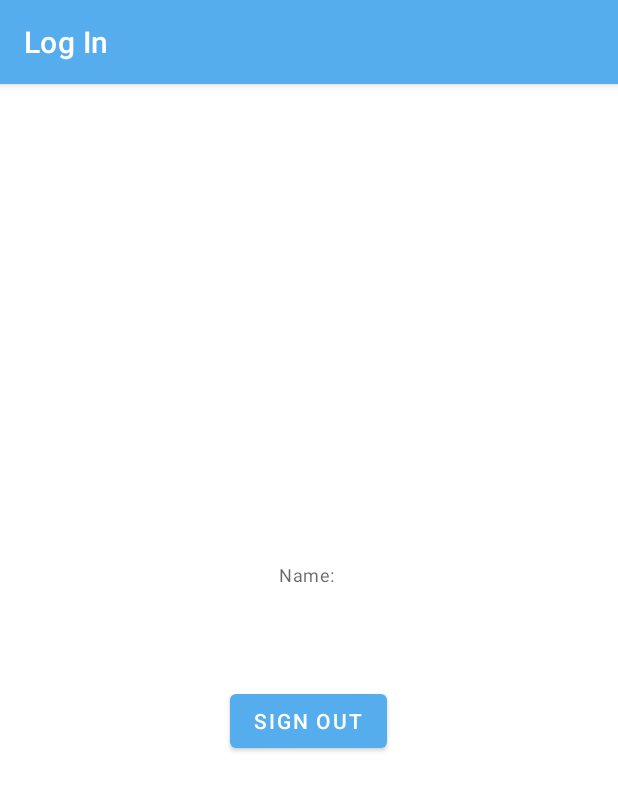
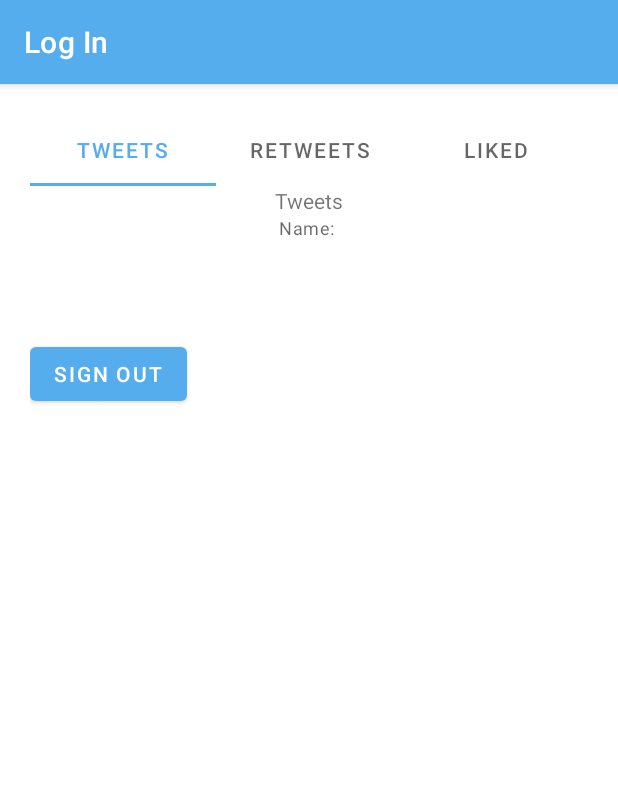
Before and after one commit to hoangminh3112/twitter, an Android app: the screen it shows after launch once a user with an empty profile is signed in (ProfileActivity), on a phone screen of 412 x 824 dp. Shown: the top 791 px of the screen. Run offline under Robolectric (Android 15) with nearby library versions, the phone set to English and light mode, and no system bars; our stand-ins replace Firebase (no records; nobody signed in at launch, a user with empty details on screens opened directly).

Commit message:
tab layout

```diff
--- a/app/build.gradle
+++ b/app/build.gradle
@@ -39,6 +39,7 @@ dependencies {
     implementation 'androidx.constraintlayout:constraintlayout:2.1.1'
     implementation 'com.google.firebase:firebase-auth:19.2.0'
     implementation 'com.google.firebase:firebase-analytics:17.2.2'
+    implementation 'androidx.legacy:legacy-support-v4:1.0.0'
     testImplementation 'junit:junit:4.13.2'
     androidTestImplementation 'androidx.test.ext:junit:1.1.3'
     androidTestImplementation 'androidx.test.espresso:espresso-core:3.4.0'
--- /dev/null
+++ b/app/src/main/java/vn/edu/usth/twitter/FragmentAdapter.java
@@ -0,0 +1,30 @@
+package vn.edu.usth.twitter;
+
+import androidx.annotation.NonNull;
+import androidx.fragment.app.Fragment;
+import androidx.fragment.app.FragmentManager;
+import androidx.lifecycle.Lifecycle;
+import androidx.viewpager2.adapter.FragmentStateAdapter;
+
+public class FragmentAdapter extends FragmentStateAdapter {
+     public FragmentAdapter(@NonNull FragmentManager fragmentManager, @NonNull Lifecycle lifecycle) {
+        super(fragmentManager, lifecycle);
+    }
+
+    @NonNull
+    @Override
+    public Fragment createFragment(int position) {
+        switch (position) {
+            case 1:
+                return new ReTweetsFragment();
+            case 2:
+                return new LikedFragment();
+        }
+        return new TweetsFragment();
+    }
+
+    @Override
+    public int getItemCount() {
+        return 3;
+    }
+}
--- a/app/src/main/java/vn/edu/usth/twitter/ProfileActivity.java
+++ b/app/src/main/java/vn/edu/usth/twitter/ProfileActivity.java
@@ -2,12 +2,15 @@ package vn.edu.usth.twitter;
 
 import androidx.appcompat.app.ActionBar;
 import androidx.appcompat.app.AppCompatActivity;
+import androidx.fragment.app.FragmentManager;
+import androidx.viewpager2.widget.ViewPager2;
 
 import android.content.Intent;
 import android.os.Bundle;
 import android.view.View;
 import android.widget.Toast;
 
+import com.google.android.material.tabs.TabLayout;
 import com.google.firebase.auth.FirebaseAuth;
 import com.google.firebase.auth.FirebaseUser;
 
@@ -26,11 +29,48 @@ public class ProfileActivity extends AppCompatActivity {
 
     private String email =  "", password="";
 
+    TabLayout tabLayout;
+    ViewPager2 viewPager2;
+    FragmentAdapter fragmentAdapter;
     @Override
     protected void onCreate(Bundle savedInstanceState) {
         super.onCreate(savedInstanceState);
         binding = ActivityProfileBinding.inflate(getLayoutInflater());
         setContentView(binding.getRoot());
+
+        tabLayout = findViewById(R.id.tabs_layout);
+        viewPager2 = findViewById(R.id.view_pager);
+        FragmentManager fm = getSupportFragmentManager();
+        fragmentAdapter = new FragmentAdapter(fm, getLifecycle());
+        viewPager2.setAdapter(fragmentAdapter);
+
+        tabLayout.addTab(tabLayout.newTab().setText("Tweets"));
+        tabLayout.addTab(tabLayout.newTab().setText("ReTweets"));
+        tabLayout.addTab(tabLayout.newTab().setText("Liked"));
+
+        tabLayout.addOnTabSelectedListener(new TabLayout.OnTabSelectedListener() {
+            @Override
+            public void onTabSelected(TabLayout.Tab tab) {
+                viewPager2.setCurrentItem(tab.getPosition());
+            }
+
+            @Override
+            public void onTabUnselected(TabLayout.Tab tab) {
+
+            }
+
+            @Override
+            public void onTabReselected(TabLayout.Tab tab) {
+
+            }
+        });
+
+        viewPager2.registerOnPageChangeCallback(new ViewPager2.OnPageChangeCallback() {
+            @Override
+            public void onPageSelected(int position) {
+                tabLayout.selectTab(tabLayout.getTabAt(position));
+            }
+        });
 
         //config action bar
         actionBar = getSupportActionBar();
--- /dev/null
+++ b/app/src/main/java/vn/edu/usth/twitter/TweetsFragment.java
@@ -0,0 +1,64 @@
+package vn.edu.usth.twitter;
+
+import android.os.Bundle;
+
+import androidx.fragment.app.Fragment;
+
+import android.view.LayoutInflater;
+import android.view.View;
+import android.view.ViewGroup;
+
+/**
+ * A simple {@link Fragment} subclass.
+ * Use the {@link TweetsFragment#newInstance} factory method to
+ * create an instance of this fragment.
+ */
+public class TweetsFragment extends Fragment {
+
+    // TODO: Rename parameter arguments, choose names that match
+    // the fragment initialization parameters, e.g. ARG_ITEM_NUMBER
+    private static final String ARG_PARAM1 = "param1";
+    private static final String ARG_PARAM2 = "param2";
+
+    // TODO: Rename and change types of parameters
+    private String mParam1;
+    private String mParam2;
+
+    public TweetsFragment() {
+        // Required empty public constructor
+    }
+
+    /**
+     * Use this factory method to create a new instance of
+     * this fragment using the provided parameters.
+     *
+     * @param param1 Parameter 1.
+     * @param param2 Parameter 2.
+     * @return A new instance of fragment TweetsFragment.
+     */
+    // TODO: Rename and change types and number of parameters
+    public static TweetsFragment newInstance(String param1, String param2) {
+        TweetsFragment fragment = new TweetsFragment();
+        Bundle args = new Bundle();
+        args.putString(ARG_PARAM1, param1);
+        args.putString(ARG_PARAM2, param2);
+        fragment.setArguments(args);
+        return fragment;
+    }
+
+    @Override
+    public void onCreate(Bundle savedInstanceState) {
+        super.onCreate(savedInstanceState);
+        if (getArguments() != null) {
+            mParam1 = getArguments().getString(ARG_PARAM1);
+            mParam2 = getArguments().getString(ARG_PARAM2);
+        }
+    }
+
+    @Override
+    public View onCreateView(LayoutInflater inflater, ViewGroup container,
+                             Bundle savedInstanceState) {
+        // Inflate the layout for this fragment
+        return inflater.inflate(R.layout.fragment_tweets, container, false);
+    }
+}
--- a/app/src/main/res/layout/activity_profile.xml
+++ b/app/src/main/res/layout/activity_profile.xml
@@ -6,7 +6,20 @@
     tools:context=".ProfileActivity"
     android:padding="20dp"
     android:orientation="vertical"
-    android:gravity="center">
+    >
+
+
+    <com.google.android.material.tabs.TabLayout
+        android:id="@+id/tabs_layout"
+        android:layout_width="match_parent"
+        android:layout_height="wrap_content" />
+
+    <androidx.viewpager2.widget.ViewPager2
+        android:layout_width="match_parent"
+        android:layout_height="wrap_content"
+        android:layout_below="@id/tabs_layout"
+        android:id="@+id/view_pager"
+        />
 
     <!-- Show Info -->
     <TextView
@@ -15,6 +28,7 @@
         android:layout_height="wrap_content"
         android:text="Name: "
         android:textAlignment="center"
+        android:gravity="center"
         style="@style/TextAppearance.MaterialComponents.Caption"
         />
 
@@ -22,8 +36,11 @@
         android:id="@+id/emailTv"
         android:layout_width="wrap_content"
         android:layout_height="wrap_content"
-        android:text="Email"
+
+        android:textAlignment="center"
         android:layout_below="@id/caption"
+        android:gravity="center"
+
         style="@style/TextAppearance.MaterialComponents.Headline4"/>
 
      <Button
@@ -31,6 +48,7 @@
         android:layout_height="wrap_content"
         android:text="Sign Out"
         android:id="@+id/logoutBtn"
-        android:layout_marginTop="20dp"/>
+         android:gravity="center"
+         android:layout_marginTop="20dp"/>
 
 </LinearLayout>
--- /dev/null
+++ b/app/src/main/res/layout/fragment_tweets.xml
@@ -0,0 +1,14 @@
+<?xml version="1.0" encoding="utf-8"?>
+<FrameLayout xmlns:android="http://schemas.android.com/apk/res/android"
+    xmlns:tools="http://schemas.android.com/tools"
+    android:layout_width="match_parent"
+    android:layout_height="match_parent"
+    tools:context=".TweetsFragment">
+
+    <!-- TODO: Update blank fragment layout -->
+    <TextView
+        android:layout_width="match_parent"
+        android:layout_height="match_parent"
+        android:text="Tweets"
+        android:gravity="center"/>
+</FrameLayout>
--- a/app/src/main/res/values/strings.xml
+++ b/app/src/main/res/values/strings.xml
@@ -1,4 +1,6 @@
 <resources>
     <string name="app_name">twitter</string>
     <string name="don_t_have_an_account_sign_up">Don’t have an account? <b>Sign Up</b></string>
+    <!-- TODO: Remove or change this placeholder text -->
+    <string name="hello_blank_fragment">Hello blank fragment</string>
 </resources>
```
Also changed, not shown: app/src/main/AndroidManifest.xml (+9 -0 lines), app/src/main/java/vn/edu/usth/twitter/LikedFragment.java (added, +64 -0 lines), app/src/main/java/vn/edu/usth/twitter/ReTweetsFragment.java (added, +64 -0 lines), app/src/main/res/layout/fragment_liked.xml (added, +17 -0 lines), app/src/main/res/layout/fragment_re_tweets.xml (added, +15 -0 lines), app/src/main/res/layout/activity_sign_up.xml (indentation only).
